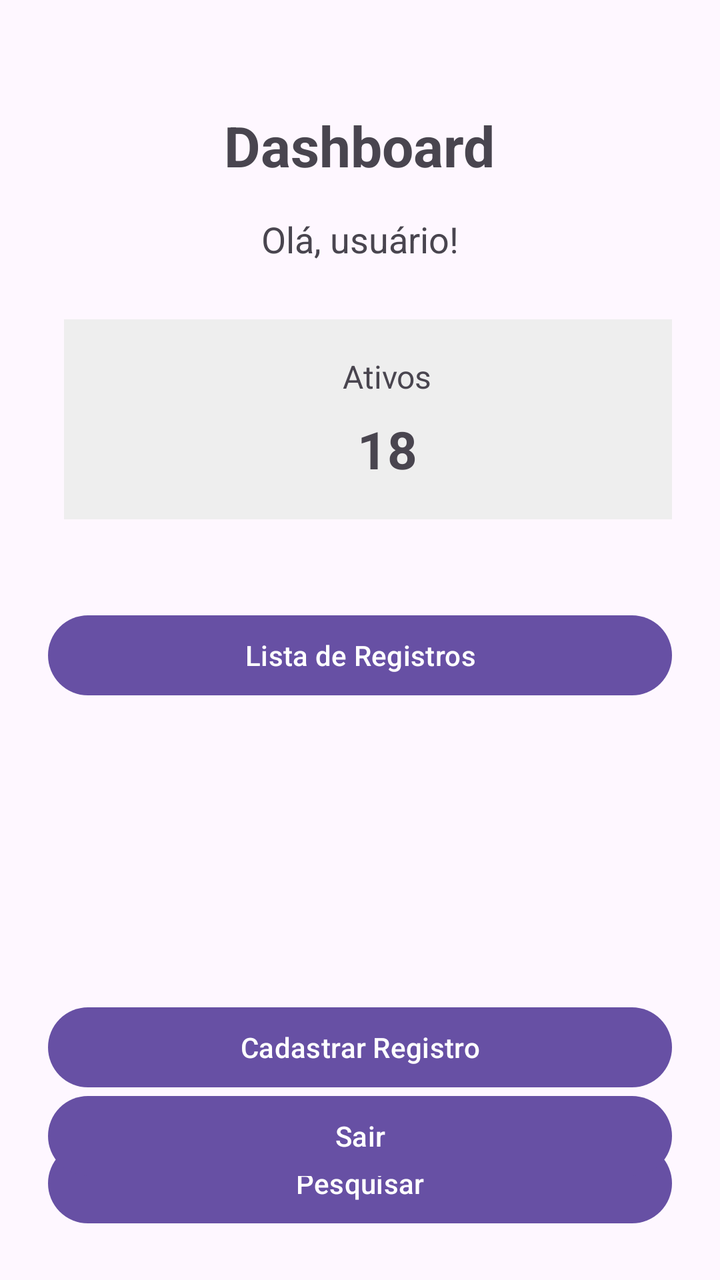
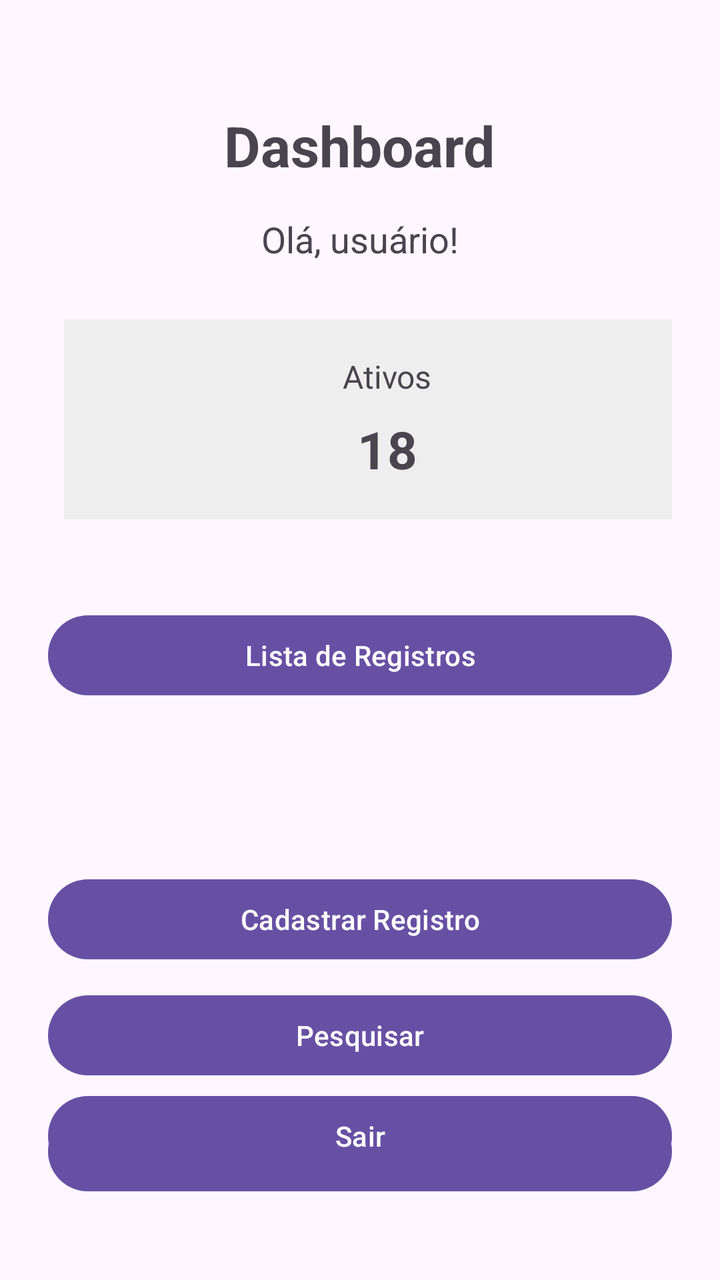

Compare the two renders of this Android layout. The source of the first and the diff that turns it into the second are given below.
<!-- AndroidManifest.xml: application theme Theme.AndroidNative -->
<!-- res/layout/activity_dashboard.xml -->
<?xml version="1.0" encoding="utf-8"?>
<RelativeLayout xmlns:android="http://schemas.android.com/apk/res/android"
    xmlns:tools="http://schemas.android.com/tools"
    android:id="@+id/main"
    android:layout_width="match_parent"
    android:layout_height="match_parent"
    android:padding="24dp"
    tools:context=".DashboardActivity">

    <TextView
        android:id="@+id/tvTitulo"
        android:layout_width="wrap_content"
        android:layout_height="wrap_content"
        android:layout_centerHorizontal="true"
        android:layout_marginTop="30dp"
        android:text="Dashboard"
        android:textSize="28sp"
        android:textStyle="bold" />

    <TextView
        android:id="@+id/tvBoasVindas"
        android:layout_width="wrap_content"
        android:layout_height="wrap_content"
        android:layout_below="@id/tvTitulo"
        android:layout_centerHorizontal="true"
        android:layout_marginTop="16dp"
        android:text="Olá, usuário!"
        android:textSize="18sp" />

    <LinearLayout
        android:id="@+id/layoutIndicadores"
        android:layout_width="match_parent"
        android:layout_height="wrap_content"
        android:layout_below="@id/tvBoasVindas"
        android:layout_marginTop="28dp"
        android:orientation="horizontal"
        android:weightSum="2">

        <LinearLayout
            android:layout_width="343dp"
            android:layout_height="100dp"
            android:layout_marginStart="8dp"
            android:layout_weight="1"
            android:background="#EEEEEE"
            android:gravity="center"
            android:orientation="vertical">

            <TextView
                android:layout_width="wrap_content"
                android:layout_height="wrap_content"
                android:text="Ativos"
                android:textSize="16sp" />

            <TextView
                android:id="@+id/tvAtivos"
                android:layout_width="wrap_content"
                android:layout_height="wrap_content"
                android:layout_marginTop="8dp"
                android:text="18"
                android:textSize="26sp"
                android:textStyle="bold" />

        </LinearLayout>

    </LinearLayout>

    <Button
        android:id="@+id/btnLista"
        android:layout_width="match_parent"
        android:layout_height="wrap_content"
        android:layout_below="@id/layoutIndicadores"
        android:layout_marginTop="44dp"
        android:text="Lista de Registros" />

    <Button
        android:id="@+id/btnCadastrar"
        android:layout_width="match_parent"
        android:layout_height="wrap_content"
        android:layout_below="@id/btnLista"
        android:layout_marginTop="148dp"
        android:text="Cadastrar Registro" />

    <Button
        android:id="@+id/btnPesquisar"
        android:layout_width="match_parent"
        android:layout_height="wrap_content"
        android:layout_below="@id/btnCadastrar"
        android:layout_marginTop="20dp"
        android:text="Pesquisar" />

    <Button
        android:id="@+id/btnSair"
        android:layout_width="match_parent"
        android:layout_height="wrap_content"
        android:layout_alignParentBottom="true"
        android:layout_marginBottom="24dp"
        android:text="Sair" />

    <LinearLayout
        android:layout_width="0dp"
        android:layout_height="100dp"
        android:layout_marginEnd="8dp"
        android:layout_weight="1"
        android:background="#EEEEEE"
        android:gravity="center"
        android:orientation="vertical">

        <TextView
            android:layout_width="wrap_content"
            android:layout_height="wrap_content"
            android:text="Total"
            android:textSize="16sp" />

        <TextView
            android:id="@+id/tvTotal"
            android:layout_width="wrap_content"
            android:layout_height="wrap_content"
            android:layout_marginTop="8dp"
            android:text="25"
            android:textSize="26sp"
            android:textStyle="bold" />

    </LinearLayout>

</RelativeLayout>
<!-- resources referenced by this layout -->
<resources>
  <style name="Theme.AndroidNative" parent="Base.Theme.AndroidNative" />
  <style name="Base.Theme.AndroidNative" parent="Theme.Material3.DayNight.NoActionBar">
          
          
      </style>
</resources>

<!-- the commit's change to res/layout/activity_dashboard.xml (unified diff, before → after) -->
@@ -77,7 +77,7 @@
         android:layout_width="match_parent"
         android:layout_height="wrap_content"
         android:layout_below="@id/btnLista"
-        android:layout_marginTop="148dp"
+        android:layout_marginTop="84dp"
         android:text="Cadastrar Registro" />
 
     <Button
@@ -85,8 +85,16 @@
         android:layout_width="match_parent"
         android:layout_height="wrap_content"
         android:layout_below="@id/btnCadastrar"
-        android:layout_marginTop="20dp"
+        android:layout_marginTop="10dp"
         android:text="Pesquisar" />
+
+    <Button
+        android:id="@+id/btnProcessamento"
+        android:layout_width="match_parent"
+        android:layout_height="wrap_content"
+        android:layout_below="@id/btnPesquisar"
+        android:layout_marginTop="10dp"
+        android:text="Processamento de Dados" />
 
     <Button
         android:id="@+id/btnSair"
